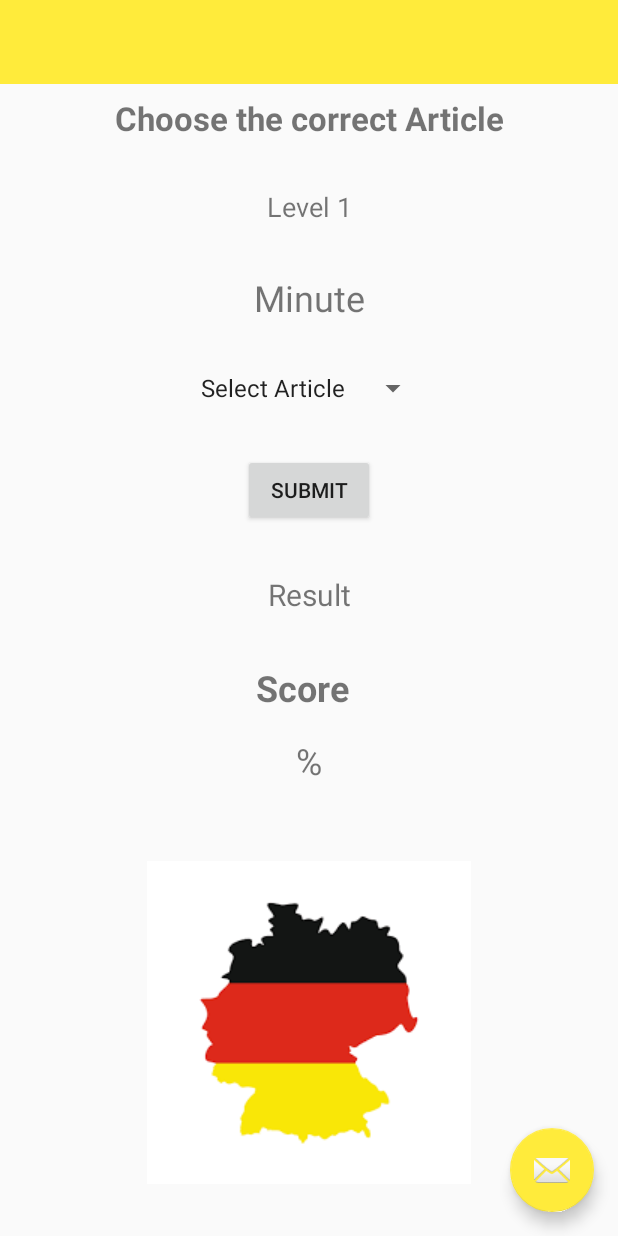
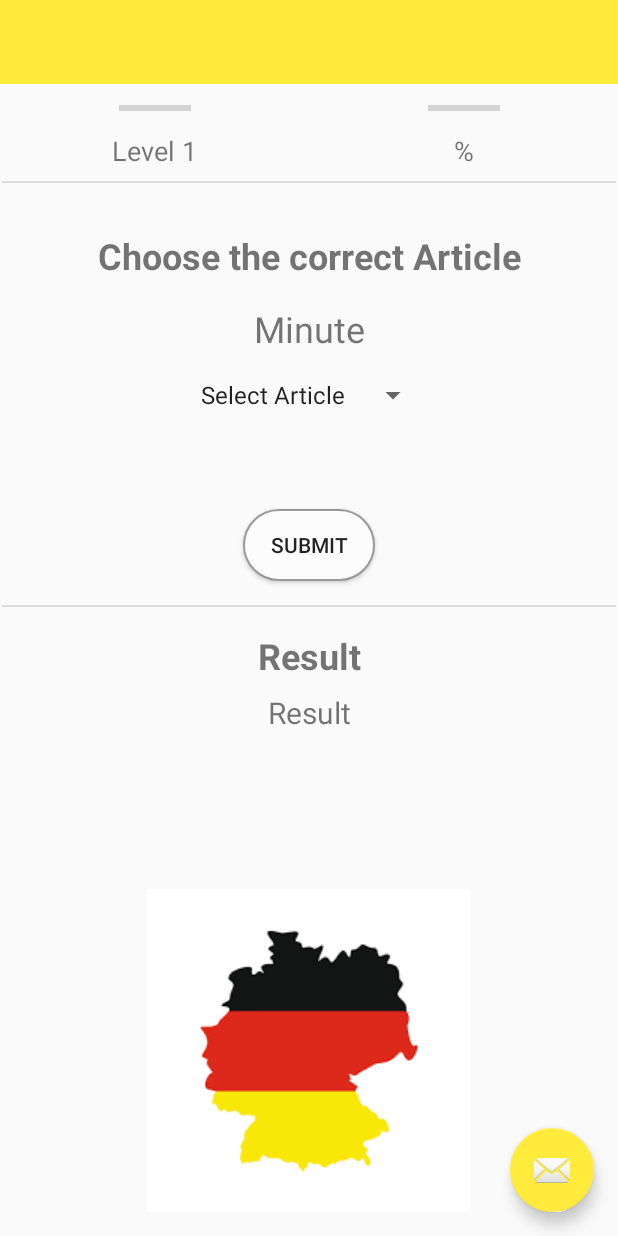
Before and after one commit to lucianodebortoli/GermanArticlesGame, an Android app: the screen it shows after launch (MainActivity), on a phone screen of 412 x 824 dp. Run offline under Robolectric (Android 15) with nearby library versions, the phone set to English and light mode, and no system bars.

Commit message:
UI redesign

```diff
--- a/app/src/main/java/org/luciano/germanarticles/MainActivity.java
+++ b/app/src/main/java/org/luciano/germanarticles/MainActivity.java
@@ -12,6 +12,7 @@ import android.view.MenuItem;
 import android.widget.AdapterView;
 import android.widget.ArrayAdapter;
 import android.widget.Button;
+import android.widget.ProgressBar;
 import android.widget.Spinner;
 import android.widget.TextView;
 import java.io.BufferedReader;
@@ -28,8 +29,11 @@ public class MainActivity extends AppCompatActivity implements AdapterView.OnIte
     private TextView nounTV;
     private TextView scoreTV;
     private TextView userMessageTV;
-    private TextView levelTv;
+    private TextView levelTV;
+    private TextView correctTV;
     private Toolbar toolbar;
+    private ProgressBar progressBar;
+    private ProgressBar scoreBar;
     private Button submitButton;
     private Spinner dropdown;
     private String dataPath = "data.csv";
@@ -42,7 +46,7 @@ public class MainActivity extends AppCompatActivity implements AdapterView.OnIte
     private int currentCorrectAnsPerLevel;
     private Entry currentEntry;
     private String articleSelected;
-    private Float score = 1.0f;
+    private int  score = 0;
     private int answers = 0;
     private int correctAnswers = 0;
 
@@ -86,11 +90,14 @@ public class MainActivity extends AppCompatActivity implements AdapterView.OnIte
         scoreTV = findViewById(R.id.scoreTV);
         submitButton = findViewById(R.id.submit_button);
         userMessageTV = findViewById(R.id.user_message);
-        levelTv = findViewById(R.id.levelTV);
+        levelTV = findViewById(R.id.levelTV);
+        correctTV = findViewById(R.id.correctTV);
+        progressBar = findViewById(R.id.progressBar);
+        scoreBar = findViewById(R.id.scoreBar);
     }
 
     private void startApp() {
-        loadData(dataPath);
+        loadData();
         initQuery();
     }
 
@@ -99,7 +106,7 @@ public class MainActivity extends AppCompatActivity implements AdapterView.OnIte
         nounTV.setText(currentEntry.getNoun());
     }
 
-    private void loadData(String dataPath)  {
+    private void loadData()  {
         InputStream inputStream = getResources().openRawResource(R.raw.data);
         BufferedReader reader = new BufferedReader(new InputStreamReader(inputStream, StandardCharsets.UTF_8));
         String line = "";
@@ -151,22 +158,28 @@ public class MainActivity extends AppCompatActivity implements AdapterView.OnIte
         fab.setOnClickListener(new View.OnClickListener() {
             @Override
             public void onClick(View view) {
-                Snackbar.make(view, "Replace with your own action", Snackbar.LENGTH_LONG)
+                Snackbar.make(view, "Unavailable", Snackbar.LENGTH_LONG)
                         .setAction("Action", null).show();
             }
         });
     }
 
     private void updateScore() {
-        score =  (float) Math.round(correctAnswers / (float) answers * 100) / 100;
-        scoreTV.setText((Math.round(100*score))+" %");
+        score =  Math.round(100*(float) correctAnswers / answers) ;
+        scoreTV.setText("Score "+score+" %");
+        scoreBar.setProgress(score);
+        scoreBar.getProgressDrawable().setColorFilter
+                (getResources().getColor(R.color.colorScore),
+                        android.graphics.PorterDuff.Mode.SRC_IN);
     }
 
     private void updateLevel() {
         if (currentCorrectAnsPerLevel>=currentAnsPerLevel)
             nextLevel();
         String levelText = "Level "+currentLevel+" ("+currentCorrectAnsPerLevel+"/"+currentAnsPerLevel+")";
-        levelTv.setText(levelText);
+        levelTV.setText(levelText);
+        float levelProgress = 100*(float)currentCorrectAnsPerLevel/currentAnsPerLevel;
+        progressBar.setProgress((int)levelProgress);
     }
 
     private void nextLevel() {
@@ -208,15 +221,17 @@ public class MainActivity extends AppCompatActivity implements AdapterView.OnIte
     }
 
     private void shotIncorrectMsg() {
-        String msg = "Incorrect. Answer was " + currentEntry.getArticle() + " " + currentEntry.getNoun();
+        correctTV.setText("Incorrect");
+        correctTV.setTextColor(getResources().getColor(R.color.colorIncorrect));
+        String msg = "Answer was " + currentEntry.getArticle() + " " + currentEntry.getNoun();
         userMessageTV.setText(msg);
-        userMessageTV.setTextColor(getResources().getColor(R.color.colorIncorrect));
     }
 
     private void showCorrectMsg() {
-        String msg = "Correct. Answer was " + currentEntry.getArticle() + " " + currentEntry.getNoun();
+        correctTV.setText("Correct");
+        correctTV.setTextColor(getResources().getColor(R.color.colorCorrect));
+        String msg = "Answer was " + currentEntry.getArticle() + " " + currentEntry.getNoun();
         userMessageTV.setText(msg);
-        userMessageTV.setTextColor(getResources().getColor(R.color.colorCorrect));
     }
 
     @Override
--- /dev/null
+++ b/app/src/main/res/drawable/rounded_button.xml
@@ -0,0 +1,31 @@
+<?xml version="1.0" encoding="utf-8"?>
+<selector xmlns:android="http://schemas.android.com/apk/res/android">
+    <item android:state_pressed="false">
+        <shape android:shape="rectangle">
+            <corners android:radius="1000dp" />
+            <solid android:color="#fcfcfc" />
+            <stroke
+                android:width="1dip"
+                android:color="#999999" />
+            <padding
+                android:bottom="2dp"
+                android:left="2dp"
+                android:right="2dp"
+                android:top="2dp" />
+        </shape>
+    </item>
+    <item android:state_pressed="true">
+        <shape android:shape="rectangle">
+            <corners android:radius="1000dp" />
+            <solid android:color="#FFEB3B" />
+            <stroke
+                android:width="1dip"
+                android:color="#FFC107" />
+            <padding
+                android:bottom="2dp"
+                android:left="2dp"
+                android:right="2dp"
+                android:top="2dp" />
+        </shape>
+    </item>
+</selector>
--- a/app/src/main/res/layout/activity_main.xml
+++ b/app/src/main/res/layout/activity_main.xml
@@ -25,20 +25,21 @@
             android:id="@+id/textview_first"
             android:layout_width="wrap_content"
             android:layout_height="wrap_content"
-            android:layout_marginTop="64dp"
+            android:layout_marginTop="32dp"
             android:text="@string/hello_first_fragment"
-            android:textSize="22sp"
+            android:textSize="24sp"
             android:textStyle="bold"
             app:layout_constraintEnd_toEndOf="parent"
             app:layout_constraintStart_toStartOf="parent"
-            app:layout_constraintTop_toTopOf="parent" />
+            app:layout_constraintTop_toBottomOf="@+id/divider" />
 
         <Spinner
             android:id="@+id/spinner"
             android:layout_width="wrap_content"
             android:layout_height="wrap_content"
-            android:layout_marginTop="32dp"
+            android:layout_marginTop="16dp"
             android:gravity="center"
+            android:spinnerMode="dropdown"
             app:layout_constraintEnd_toEndOf="parent"
             app:layout_constraintStart_toStartOf="parent"
             app:layout_constraintTop_toBottomOf="@+id/nounTV" />
@@ -47,42 +48,30 @@
             android:id="@+id/nounTV"
             android:layout_width="wrap_content"
             android:layout_height="wrap_content"
-            android:layout_marginTop="32dp"
+            android:layout_marginTop="16dp"
             android:text="Noun"
             android:textSize="24sp"
             app:layout_constraintEnd_toEndOf="parent"
             app:layout_constraintStart_toStartOf="parent"
-            app:layout_constraintTop_toBottomOf="@+id/levelTV" />
+            app:layout_constraintTop_toBottomOf="@+id/textview_first" />
 
         <TextView
             android:id="@+id/scoreTV"
             android:layout_width="wrap_content"
             android:layout_height="wrap_content"
-            android:layout_marginTop="16dp"
+            android:layout_marginTop="8dp"
             android:text="%"
-            android:textSize="24sp"
+            android:textSize="18sp"
             app:layout_constraintEnd_toEndOf="parent"
-            app:layout_constraintStart_toStartOf="parent"
-            app:layout_constraintTop_toBottomOf="@+id/scoresTV" />
-
-        <TextView
-            android:id="@+id/scoresTV"
-            android:layout_width="wrap_content"
-            android:layout_height="wrap_content"
-            android:layout_marginTop="32dp"
-            android:text="Score"
-            android:textSize="24sp"
-            android:textStyle="bold"
-            app:layout_constraintEnd_toEndOf="parent"
-            app:layout_constraintHorizontal_bias="0.487"
-            app:layout_constraintStart_toStartOf="parent"
-            app:layout_constraintTop_toBottomOf="@+id/user_message" />
+            app:layout_constraintStart_toStartOf="@+id/guideline"
+            app:layout_constraintTop_toBottomOf="@+id/scoreBar" />
 
         <Button
             android:id="@+id/submit_button"
             android:layout_width="wrap_content"
             android:layout_height="wrap_content"
-            android:layout_marginTop="32dp"
+            android:layout_marginTop="64dp"
+            android:background="@drawable/rounded_button"
             android:text="SUBMIT"
             app:layout_constraintEnd_toEndOf="parent"
             app:layout_constraintStart_toStartOf="parent"
@@ -92,23 +81,35 @@
             android:id="@+id/user_message"
             android:layout_width="wrap_content"
             android:layout_height="wrap_content"
-            android:layout_marginTop="32dp"
+            android:layout_marginTop="8dp"
+            android:gravity="center"
             android:text="Result"
             android:textSize="20sp"
             app:layout_constraintEnd_toEndOf="parent"
             app:layout_constraintStart_toStartOf="parent"
-            app:layout_constraintTop_toBottomOf="@+id/submit_button" />
+            app:layout_constraintTop_toBottomOf="@+id/correctTV" />
+
+        <TextView
+            android:id="@+id/correctTV"
+            android:layout_width="wrap_content"
+            android:layout_height="wrap_content"
+            android:layout_marginTop="16dp"
+            android:gravity="center"
+            android:text="Result"
+            android:textSize="24sp"
+            android:textStyle="bold"
+            app:layout_constraintEnd_toEndOf="parent"
+            app:layout_constraintStart_toStartOf="parent"
+            app:layout_constraintTop_toBottomOf="@+id/divider2" />
 
         <ImageView
             android:id="@+id/imageView"
             android:layout_width="wrap_content"
             android:layout_height="wrap_content"
-            android:layout_marginTop="32dp"
             android:layout_marginBottom="16dp"
             app:layout_constraintBottom_toBottomOf="parent"
             app:layout_constraintEnd_toEndOf="parent"
             app:layout_constraintStart_toStartOf="parent"
-            app:layout_constraintTop_toBottomOf="@+id/scoreTV"
             app:srcCompat="@drawable/flag" />
 
         <TextView
@@ -127,12 +128,60 @@
             android:id="@+id/levelTV"
             android:layout_width="wrap_content"
             android:layout_height="wrap_content"
-            android:layout_marginTop="32dp"
+            android:layout_marginTop="8dp"
             android:text="Level 1"
             android:textSize="18sp"
+            app:layout_constraintEnd_toStartOf="@+id/guideline"
+            app:layout_constraintStart_toStartOf="parent"
+            app:layout_constraintTop_toBottomOf="@+id/progressBar" />
+
+        <ProgressBar
+            android:id="@+id/progressBar"
+            style="?android:attr/progressBarStyleHorizontal"
+            android:layout_width="wrap_content"
+            android:layout_height="wrap_content"
+            android:layout_marginTop="64dp"
+            app:layout_constraintEnd_toStartOf="@+id/guideline"
+            app:layout_constraintStart_toStartOf="parent"
+            app:layout_constraintTop_toTopOf="parent" />
+
+        <ProgressBar
+            android:id="@+id/scoreBar"
+            style="?android:attr/progressBarStyleHorizontal"
+            android:layout_width="wrap_content"
+            android:layout_height="wrap_content"
+            android:layout_marginTop="64dp"
+            app:layout_constraintEnd_toEndOf="parent"
+            app:layout_constraintStart_toStartOf="@+id/guideline"
+            app:layout_constraintTop_toTopOf="parent" />
+
+        <androidx.constraintlayout.widget.Guideline
+            android:id="@+id/guideline"
+            android:layout_width="wrap_content"
+            android:layout_height="wrap_content"
+            android:orientation="vertical"
+            app:layout_constraintGuide_percent="0.5"
+             />
+
+        <View
+            android:id="@+id/divider"
+            android:layout_width="409dp"
+            android:layout_height="1dp"
+            android:layout_marginTop="8dp"
+            android:background="?android:attr/listDivider"
             app:layout_constraintEnd_toEndOf="parent"
             app:layout_constraintStart_toStartOf="parent"
-            app:layout_constraintTop_toBottomOf="@+id/textview_first" />
+            app:layout_constraintTop_toBottomOf="@+id/levelTV" />
+
+        <View
+            android:id="@+id/divider2"
+            android:layout_width="409dp"
+            android:layout_height="1dp"
+            android:layout_marginTop="16dp"
+            android:background="?android:attr/listDivider"
+            app:layout_constraintEnd_toEndOf="parent"
+            app:layout_constraintStart_toStartOf="parent"
+            app:layout_constraintTop_toBottomOf="@+id/submit_button" />
 
     </androidx.constraintlayout.widget.ConstraintLayout>
 
--- a/app/src/main/res/values/colors.xml
+++ b/app/src/main/res/values/colors.xml
@@ -5,5 +5,6 @@
     <color name="colorAccent">#FFEB3B</color>
     <color name="colorCorrect">#4CAF50</color>
     <color name="colorIncorrect">#F44336</color>
+    <color name="colorScore">#FFEB3B</color>
 
 </resources>
```
Also changed, not shown: 1 other file.
